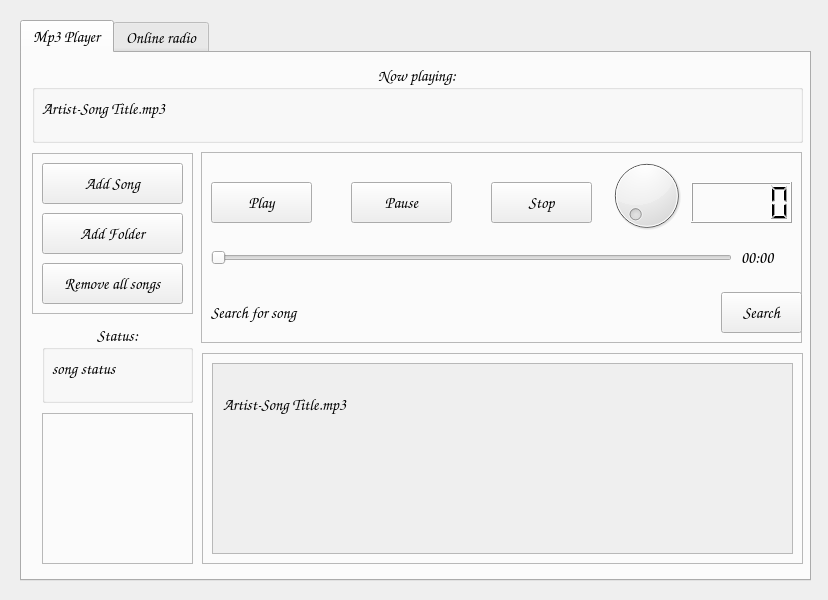
Above: App_main/UI/player_ui.ui from piotrekgelert/radio-mp3-player before the change. Below: the same form after it.
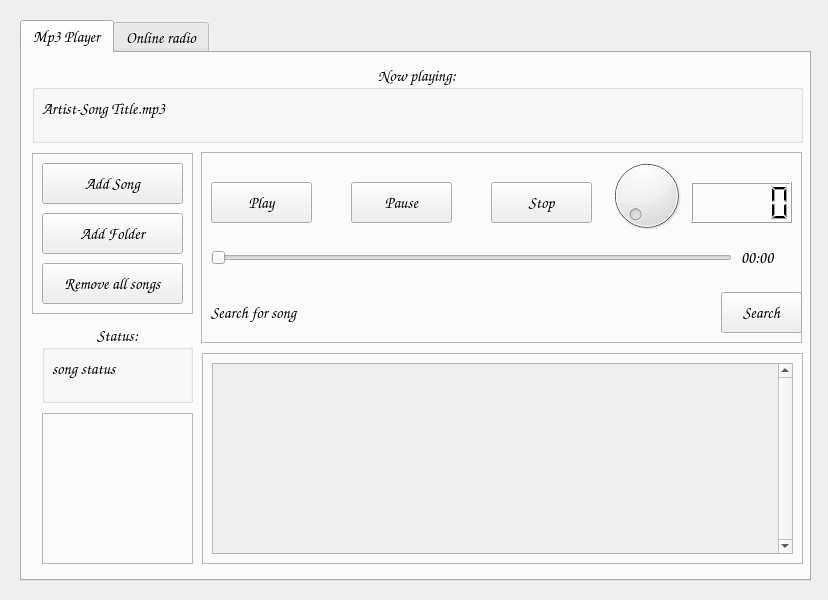
That is the form after the change.

Commit message: add songs to scroll area per piece and from folder work in progress

Patch:
```diff
--- a/App_main/UI/player_ui.ui
+++ b/App_main/UI/player_ui.ui
@@ -325,6 +325,15 @@
          <height>191</height>
         </rect>
        </property>
+       <property name="sizePolicy">
+        <sizepolicy hsizetype="Expanding" vsizetype="Fixed">
+         <horstretch>0</horstretch>
+         <verstretch>0</verstretch>
+        </sizepolicy>
+       </property>
+       <property name="verticalScrollBarPolicy">
+        <enum>Qt::ScrollBarAlwaysOn</enum>
+       </property>
        <property name="widgetResizable">
         <bool>true</bool>
        </property>
@@ -333,23 +342,26 @@
          <rect>
           <x>0</x>
           <y>0</y>
-          <width>579</width>
+          <width>562</width>
           <height>189</height>
          </rect>
         </property>
-        <widget class="QLabel" name="lb_song">
-         <property name="geometry">
-          <rect>
-           <x>10</x>
-           <y>20</y>
-           <width>561</width>
-           <height>41</height>
-          </rect>
-         </property>
-         <property name="text">
-          <string>Artist-Song Title.mp3</string>
-         </property>
-        </widget>
+        <layout class="QVBoxLayout" name="verticalLayout">
+         <item>
+          <widget class="QLabel" name="empty1">
+           <property name="text">
+            <string/>
+           </property>
+          </widget>
+         </item>
+         <item>
+          <widget class="QLabel" name="empty2">
+           <property name="text">
+            <string/>
+           </property>
+          </widget>
+         </item>
+        </layout>
        </widget>
       </widget>
      </widget>
```
Left out of the diff: 4 changed lines with no effect on the pictures. The commit also changes 2 other files.
